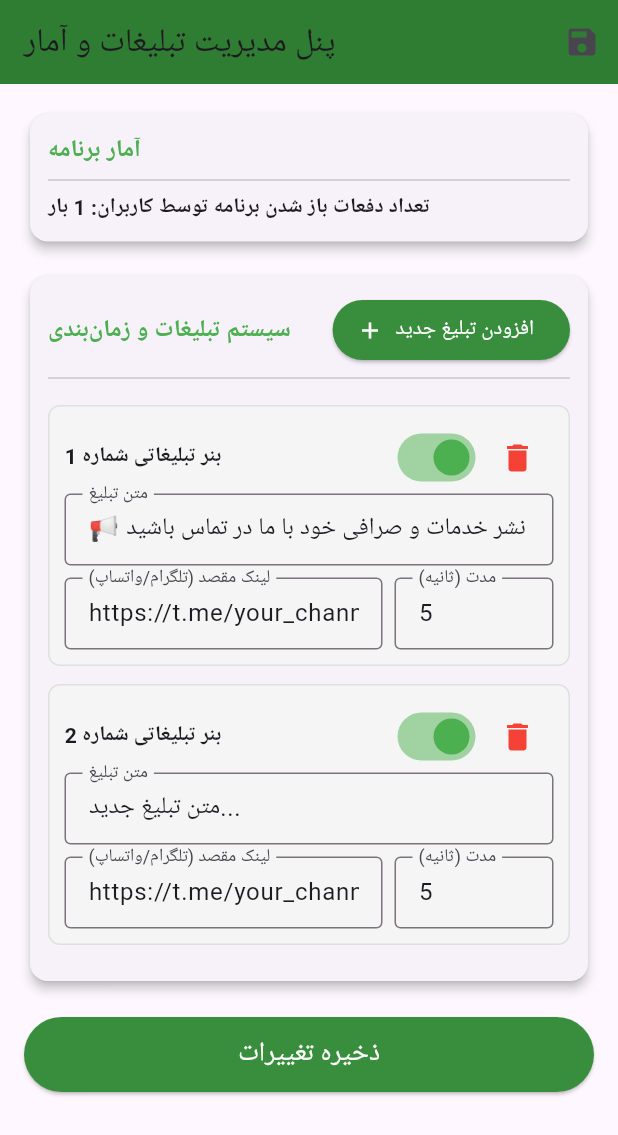
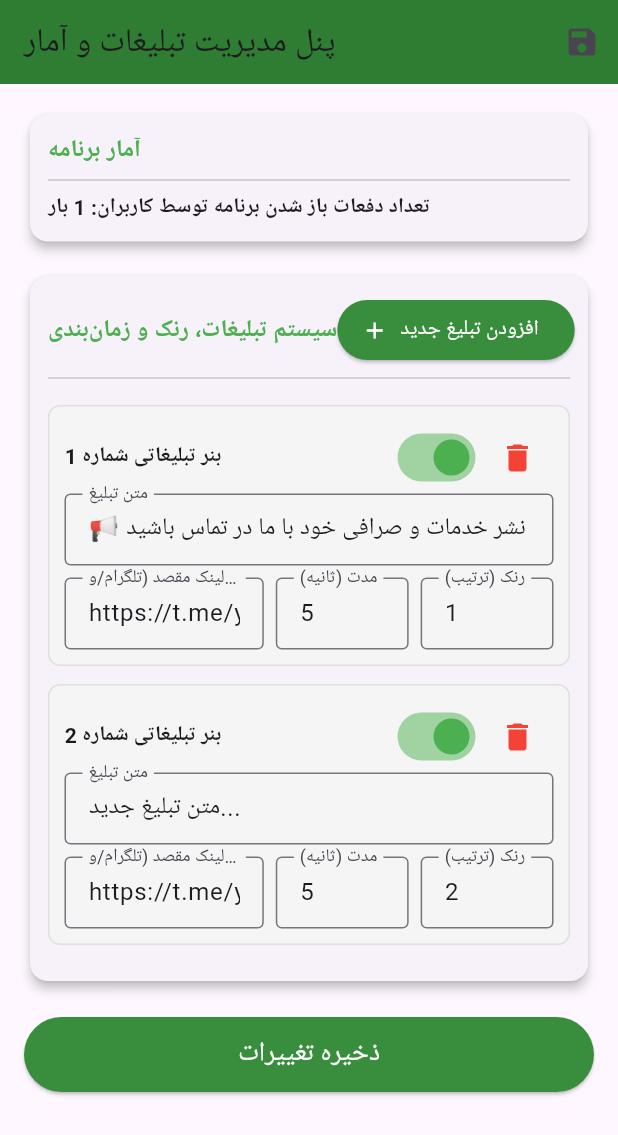
Before and after one commit to aj3157247-bot/-Shahzada-Rates-, a Flutter app: the AdminDashboardPage screen opened directly, after a tap on "افزودن تبلیغ جدید", on a phone screen of 412 x 824 dp. Shown: the top 1135 px of the screen. Run offline on Flutter 3.47's test engine with Material 3 defaults, Android fonts, the phone set to English and light mode, and no system bars; our stand-ins replace share_plus, shared_preferences; accounts and stored records are empty; network calls fail.

Commit message:
Update main.dart

```diff
--- a/lib/main.dart
+++ b/lib/main.dart
@@ -68,12 +68,10 @@ class _HomeScreenState extends State<HomeScreen> with TickerProviderStateMixin {
     super.dispose();
   }
 
-  // راه‌اندازی تایمر هوشمند با قابلیت تنظیم زمان اختصاصی برای هر تبلیغ
   void _startAdTimer() {
     _adTimer?.cancel();
     if (activeAds.isEmpty) return;
 
-    // خواندن مدت زمان اختصاصی این تبلیغ (پیش‌فرض ۵ ثانیه اگر تعیین نشده باشد)
     var currentAd = activeAds[_currentAdIndex % activeAds.length];
     int durationSec = int.tryParse(currentAd['duration']?.toString() ?? '5') ?? 5;
     if (durationSec < 1) durationSec = 5;
@@ -92,7 +90,7 @@ class _HomeScreenState extends State<HomeScreen> with TickerProviderStateMixin {
           curve: Curves.easeInOut,
         );
       }
-      _startAdTimer(); // چرخه برای تبلیغ بعدی با زمان خودش
+      _startAdTimer();
     });
   }
 
@@ -100,7 +98,7 @@ class _HomeScreenState extends State<HomeScreen> with TickerProviderStateMixin {
     setState(() => isLoading = true);
     final prefs = await SharedPreferences.getInstance();
 
-    // ۱. بارگذاری تبلیغات فعال از پنل ادمین همراه با زمان اختصاصی
+    // ۱. بارگذاری و مرتب‌سازی تبلیغات فعال بر اساس رنک (Rank)
     String? adsJson = prefs.getString('ads_list_json');
     List<Map<String, dynamic>> loadedAds = [];
     if (adsJson != null && adsJson.isNotEmpty) {
@@ -111,6 +109,7 @@ class _HomeScreenState extends State<HomeScreen> with TickerProviderStateMixin {
             'text': ad['text'] ?? '',
             'link': ad['link'] ?? '',
             'duration': ad['duration'] ?? '5',
+            'rank': ad['rank'] ?? '1',
           });
         }
       }
@@ -118,14 +117,23 @@ class _HomeScreenState extends State<HomeScreen> with TickerProviderStateMixin {
       loadedAds.add({
         'text': '📢 تبلیغات هزینه نیست، سرمایه است! برای نشر خدمات و صرافی خود با ما در تماس باشید.',
         'link': 'https://t.me/your_channel',
-        'duration': '6'
+        'duration': '6',
+        'rank': '1'
       });
       loadedAds.add({
         'text': '🌟 صرافی معتبر شما؛ انجام حوالجات بین‌المللی با بهترین نرخ و امنیت کامل.',
         'link': 'https://t.me/your_channel',
-        'duration': '4'
+        'duration': '4',
+        'rank': '2'
       });
     }
+
+    // مرتب‌سازی بر اساس رنک عددی (از کوچک به بزرگ: ۱، ۲، ۳...)
+    loadedAds.sort((a, b) {
+      int rankA = int.tryParse(a['rank']?.toString() ?? '1') ?? 1;
+      int rankB = int.tryParse(b['rank']?.toString() ?? '1') ?? 1;
+      return rankA.compareTo(rankB);
+    });
 
     setState(() {
       activeAds = loadedAds;
@@ -214,7 +222,7 @@ class _HomeScreenState extends State<HomeScreen> with TickerProviderStateMixin {
 
   void _shareApp() {
     Share.share(
-      'برنامه حرفه‌ای «افغان نرخ» را نصب کنید و از دقیق‌ترین نرخ‌های لحظه‌ای اسعار، انواع طلا و نقره مطلع شوید!\n\nلینک دانلود برنامه:\nhttps://github.com/shahzada-rates/app'
+      'برنامه حرفه‌ای «افغان نرخ» را نصب کنید و از دقیق‌ترین نرخ‌های لحظه‌ای اسعار، انواع طلا و نقره مطلع شوید!\n\nلینک دانلود برنامه:\nhttps://github.com/shahzada-rates/app/releases/latest/download/app-release.apk'
     );
   }
 
@@ -295,7 +303,6 @@ class _HomeScreenState extends State<HomeScreen> with TickerProviderStateMixin {
                     ],
                   ),
           ),
-          // بخش تبلیغات با چرخش خودکار و زمان اختصاصی برای هر بنر
           if (activeAds.isNotEmpty)
             Container(
               height: 65,
@@ -309,7 +316,7 @@ class _HomeScreenState extends State<HomeScreen> with TickerProviderStateMixin {
                   setState(() {
                     _currentAdIndex = index;
                   });
-                  _startAdTimer(); // تنظیم مجدد تایمر بر اساس زمان این بنر جدید
+                  _startAdTimer();
                 },
                 itemBuilder: (context, index) {
                   var ad = activeAds[index];
@@ -530,7 +537,8 @@ class _AdminDashboardPageState extends State<AdminDashboardPage> {
           'text': '📢 تبلیغات هزینه نیست، سرمایه است! برای نشر خدمات و صرافی خود با ما در تماس باشید.',
           'link': 'https://t.me/your_channel',
           'active': true,
-          'duration': '5'
+          'duration': '5',
+          'rank': '1'
         }
       ];
     }
@@ -546,7 +554,7 @@ class _AdminDashboardPageState extends State<AdminDashboardPage> {
 
     if (!mounted) return;
     ScaffoldMessenger.of(context).showSnackBar(
-      const SnackBar(content: Text('تنظیمات تبلیغات و زمان‌بندی با موفقیت ذخیره شد')),
+      const SnackBar(content: Text('تنظیمات تبلیغات، رنک و زمان‌بندی با موفقیت ذخیره شد')),
     );
     Navigator.pop(context);
   }
@@ -557,7 +565,8 @@ class _AdminDashboardPageState extends State<AdminDashboardPage> {
         'text': 'متن تبلیغ جدید...',
         'link': 'https://t.me/your_channel',
         'active': true,
-        'duration': '5'
+        'duration': '5',
+        'rank': (adsList.length + 1).toString()
       });
     });
   }
@@ -612,7 +621,7 @@ class _AdminDashboardPageState extends State<AdminDashboardPage> {
                         Row(
                           mainAxisAlignment: MainAxisAlignment.spaceBetween,
                           children: [
-                            const Text('سیستم تبلیغات و زمان‌بندی', style: TextStyle(fontWeight: FontWeight.bold, fontSize: 16, color: Colors.green)),
+                            const Text('سیستم تبلیغات، رنک و زمان‌بندی', style: TextStyle(fontWeight: FontWeight.bold, fontSize: 16, color: Colors.green)),
                             ElevatedButton.icon(
                               style: ElevatedButton.styleFrom(backgroundColor: Colors.green[700]),
                               onPressed: _addNewAd,
@@ -669,7 +678,7 @@ class _AdminDashboardPageState extends State<AdminDashboardPage> {
                                 Row(
                                   children: [
                                     Expanded(
-                                      flex: 2,
+                                      flex: 3,
                                       child: TextField(
                                         controller: TextEditingController(text: ad['link']),
                                         onChanged: (val) => ad['link'] = val,
@@ -678,12 +687,22 @@ class _AdminDashboardPageState extends State<AdminDashboardPage> {
                                     ),
                                     const SizedBox(width: 8),
                                     Expanded(
-                                      flex: 1,
+                                      flex: 2,
                                       child: TextField(
                                         controller: TextEditingController(text: ad['duration']?.toString() ?? '5'),
                                         keyboardType: TextInputType.number,
                                         onChanged: (val) => ad['duration'] = val,
                                         decoration: const InputDecoration(labelText: 'مدت (ثانیه)', border: OutlineInputBorder(), isDense: true),
+                                      ),
+                                    ),
+                                    const SizedBox(width: 8),
+                                    Expanded(
+                                      flex: 2,
+                                      child: TextField(
+                                        controller: TextEditingController(text: ad['rank']?.toString() ?? '1'),
+                                        keyboardType: TextInputType.number,
+                                        onChanged: (val) => ad['rank'] = val,
+                                        decoration: const InputDecoration(labelText: 'رنک (ترتیب)', border: OutlineInputBorder(), isDense: true),
                                       ),
                                     ),
                                   ],
```
